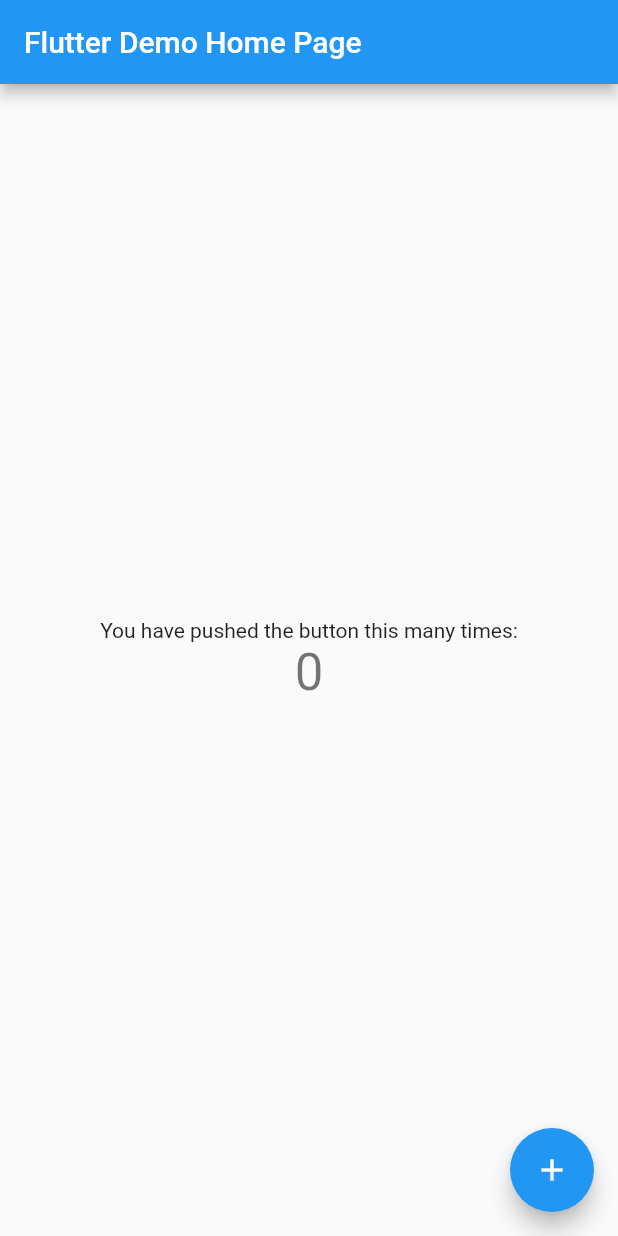
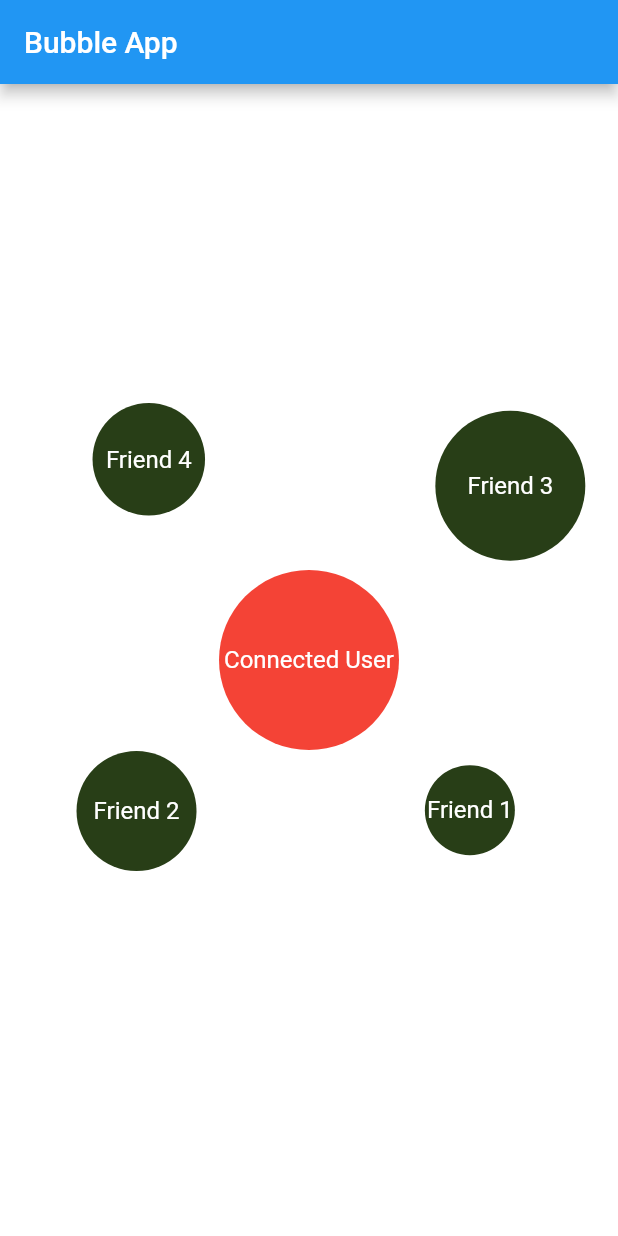
Before and after one commit to MizuPanda/befriend, a Flutter app: the screen it shows after launch, on a phone screen of 412 x 824 dp. Run offline on Flutter 3.47's test engine with Material 2 defaults, Android fonts, the phone set to English and light mode, and no system bars; our stand-ins replace firebase_core; accounts and stored records are empty.

Commit message:
main view logic dev

```diff
--- /dev/null
+++ b/lib/bubble.dart
@@ -0,0 +1,199 @@
+import 'package:flutter/material.dart';
+import 'dart:math';
+
+class Bubble {
+  final String name;
+  final double distance;
+  final double size;
+
+  Bubble({required this.name, required this.distance, required this.size});
+}
+
+class BubbleWidget extends StatelessWidget {
+  final Bubble bubble;
+  final Color? color;
+  const BubbleWidget({Key? key, required this.bubble, this.color})
+      : super(key: key);
+
+  @override
+  Widget build(BuildContext context) {
+    return Center(
+      child: Container(
+        width: bubble.size,
+        height: bubble.size,
+        decoration: BoxDecoration(
+          shape: BoxShape.circle,
+          color: color,
+        ),
+        child: Center(
+          child: Text(
+            bubble.name,
+            style: const TextStyle(
+              color: Colors.white,
+              fontSize: 16,
+            ),
+          ),
+        ),
+      ),
+    );
+  }
+}
+
+class Area {
+  Point point;
+  double size;
+
+  Area(this.point, this.size);
+}
+
+class Point {
+  double x;
+  double y;
+
+  Point(this.x, this.y);
+}
+
+class FriendBubbleWidget extends StatefulWidget {
+  final Bubble main;
+  final Bubble friend;
+  final List<Area> areas;
+  const FriendBubbleWidget(
+      {Key? key, required this.main, required this.friend, required this.areas})
+      : super(key: key);
+
+  @override
+  State<FriendBubbleWidget> createState() => _FriendBubbleWidgetState();
+}
+
+class _FriendBubbleWidgetState extends State<FriendBubbleWidget> {
+  late double top;
+  late double bottom;
+  late double right;
+  late double left;
+  late Color color;
+  @override
+  void initState() {
+    final double distance = widget.friend.distance;
+    double i = 0;
+
+    final double size = widget.friend.size;
+    final double dist = widget.main.size + size;
+
+    Point point = Point(0, 0);
+    bool freeArea = false;
+
+    //Make it so distance is more impactful, even more when we'll be able to move the map
+    //ANGLE SHOULD BE BASED ON THE CLOSENESS BETWEEN THOSE FRIENDS, IF POSSIBLE
+    while (!freeArea) {
+      debugPrint('i: $i');
+      freeArea = true;
+      double sinus = sin(distance + size + i);
+      double cosine = cos(distance + size  + i);
+
+      if (sinus >= 0) {
+        top = 0;
+        bottom = dist + sinus * distance;
+        point.y = bottom;
+      } else {
+        top = dist - sinus * distance;
+        bottom = 0;
+        point.y = -top;
+      }
+      if (cosine >= 0) {
+        left = dist + cosine * distance;
+        right = 0;
+        point.x = left;
+      } else {
+        left = 0;
+        right = dist - cosine * distance;
+        point.x = -right;
+      }
+      double xMax = point.x + size;
+      double xMin = point.x - size;
+      double yMax = point.y + size;
+      double yMin = point.y - size;
+
+      for (Area area in widget.areas) {
+        double xMAX = area.point.x + size;
+        double xMIN = area.point.x - size;
+        double yMAX = area.point.y + size;
+        double yMIN = area.point.y - size;
+
+        bool possX1 = xMax > xMIN && xMax <= xMAX;
+        bool possY1 = yMax > yMIN && yMax <= yMAX;
+        bool possX2 = xMin < xMAX && xMin >= xMIN;
+        bool possY2 = yMin < yMAX && yMin >= yMIN;
+
+        if ((possX1 && possY1) ||
+            (possX1 && possY2) ||
+            (possX2 && possY2) ||
+            (possX2 && possY1)) {
+          freeArea = false;
+          i+= pi/6;
+        }
+      }
+    }
+
+    Random r = Random();
+    int max = 255;
+    color = Color.fromRGBO(r.nextInt(max), r.nextInt(max), r.nextInt(max), 1);
+    widget.areas.add(Area(point, size));
+    //debugPrint('x: ${point.x} and y: ${point.y}');
+    super.initState();
+  }
+
+  @override
+  Widget build(BuildContext context) {
+    return Container(
+        margin:
+            EdgeInsets.only(left: left, right: right, top: top, bottom: bottom),
+        child: BubbleWidget(
+          bubble: widget.friend,
+          color: color,
+        ));
+  }
+}
+
+class HomePage extends StatefulWidget {
+  const HomePage({super.key});
+
+  @override
+  State<HomePage> createState() => _HomePageState();
+}
+
+class _HomePageState extends State<HomePage> {
+  final List<Bubble> bubbles = [
+    Bubble(name: 'Friend 1', distance: 40, size: 60),
+    Bubble(name: 'Friend 2', distance: 30, size: 80),
+    Bubble(name: 'Friend 3', distance: 50, size: 100),
+    Bubble(name: 'Friend 4', distance: 75, size: 75)
+    // Add more bubbles as needed
+  ];
+
+  @override
+  Widget build(BuildContext context) {
+    final Bubble main = Bubble(name: 'Connected User', distance: 0, size: 120);
+    final List<Area> areas = [];
+
+    return Scaffold(
+      appBar: AppBar(
+        title: const Text('Bubble App'),
+      ),
+      body: Container(
+        color: Colors.white,
+        child: Center(
+          child: Stack(
+            children: [
+              BubbleWidget(
+                bubble: main,
+                color: Colors.red,
+              ),
+              for (Bubble bubble in bubbles)
+                FriendBubbleWidget(main: main, friend: bubble, areas: areas)
+            ],
+          ),
+        ),
+      ),
+    );
+  }
+}
--- a/lib/main.dart
+++ b/lib/main.dart
@@ -1,8 +1,10 @@
+import 'package:befriend/bubble.dart';
 import 'package:flutter/material.dart';
 import 'package:firebase_core/firebase_core.dart';
 import 'firebase_options.dart';
 
 void main() async {
+  WidgetsFlutterBinding.ensureInitialized();
   await Firebase.initializeApp(
     options: DefaultFirebaseOptions.currentPlatform,
   );
@@ -16,7 +18,7 @@
   @override
   Widget build(BuildContext context) {
     return MaterialApp(
-      title: 'Flutter Demo',
+      title: 'Bubble App',
       theme: ThemeData(
         // This is the theme of your application.
         //
@@ -29,7 +31,7 @@
         // is not restarted.
         primarySwatch: Colors.blue,
       ),
-      home: const MyHomePage(title: 'Flutter Demo Home Page'),
+      home: const HomePage(),
     );
   }
 }
```
